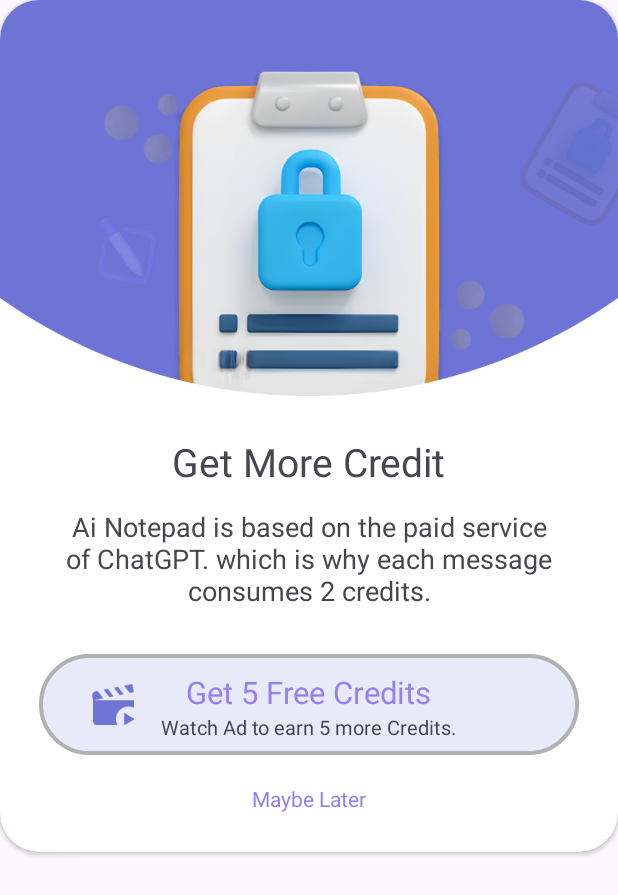
After one commit to Abdul-Muqaddam/AiNoteTaking-App-Xml, an Android app: the credit_dialog_activity screen opened directly, with no data from a screen before it, on a phone screen of 412 x 824 dp. The commit adds this screen. Shown: the top 895 px of the screen. Run offline under Robolectric (Android 15) with nearby library versions, the phone set to English and light mode, and no system bars; our stand-ins replace sdp/ssp sizes.

Commit message:
update scren and dialog

```diff
--- a/app/src/main/AndroidManifest.xml
+++ b/app/src/main/AndroidManifest.xml
@@ -14,6 +14,12 @@
         android:supportsRtl="true"
         android:theme="@style/Theme.FirstXMLProjectAINotePad"
         tools:targetApi="31">
+        <activity
+            android:name=".presentation.features.Credit_Dialog.credit_dialog_activity"
+            android:exported="false" />
+        <activity
+            android:name=".presentation.features.Chat_Page.Chat_Page_Activity"
+            android:exported="false" />
         <activity
             android:name=".presentation.features.Popup_template.PopupTemplateActivity"
             android:exported="false" />
--- /dev/null
+++ b/app/src/main/java/com/example/firstxmlprojectainotepad/presentation/features/Credit_Dialog/credit_dialog_activity.kt
@@ -0,0 +1,21 @@
+package com.example.firstxmlprojectainotepad.presentation.features.Credit_Dialog
+
+import android.os.Bundle
+import androidx.activity.enableEdgeToEdge
+import androidx.appcompat.app.AppCompatActivity
+import androidx.core.view.ViewCompat
+import androidx.core.view.WindowInsetsCompat
+import com.example.firstxmlprojectainotepad.R
+import com.example.firstxmlprojectainotepad.databinding.ActivityChatPageBinding
+import com.example.firstxmlprojectainotepad.databinding.ActivityCreditDialogBinding
+
+class credit_dialog_activity : AppCompatActivity() {
+    private lateinit var binding: ActivityCreditDialogBinding
+    override fun onCreate(savedInstanceState: Bundle?) {
+        super.onCreate(savedInstanceState)
+        binding =ActivityCreditDialogBinding.inflate(layoutInflater)
+        setContentView(binding.root)
+        enableEdgeToEdge()
+
+    }
+}
--- a/app/src/main/java/com/example/firstxmlprojectainotepad/presentation/features/Hello_screen/Hello_Activity.kt
+++ b/app/src/main/java/com/example/firstxmlprojectainotepad/presentation/features/Hello_screen/Hello_Activity.kt
@@ -9,6 +9,7 @@ import androidx.lifecycle.lifecycleScope
 import com.example.firstxmlprojectainotepad.databinding.ActivityHelloBinding
 import com.example.firstxmlprojectainotepad.networking.createHttpClient
 import com.example.firstxmlprojectainotepad.networking.sendMessageToChatGPT
+import com.example.firstxmlprojectainotepad.presentation.features.Chat_Page.Chat_Page_Activity
 import com.example.firstxmlprojectainotepad.presentation.features.bottom_exit_dialog.BottomExitDialog
 import com.example.firstxmlprojectainotepad.presentation.features.home_activity.HomeActivity
 import io.ktor.client.HttpClient
@@ -29,7 +30,7 @@ class Hello_Activity : AppCompatActivity() {
             finish()
         }
         binding.skipbtn.setOnClickListener{
-            val intent = Intent(this,BottomExitDialog::class.java)
+            val intent = Intent(this,HomeActivity::class.java)
             startActivity(intent)
             finish()
         }
--- a/app/src/main/java/com/example/firstxmlprojectainotepad/presentation/features/home_activity/bottom_page_fragments/templates_fragments/TemplatesFragments.kt
+++ b/app/src/main/java/com/example/firstxmlprojectainotepad/presentation/features/home_activity/bottom_page_fragments/templates_fragments/TemplatesFragments.kt
@@ -11,7 +11,6 @@ import android.view.ViewGroup
 import androidx.core.content.ContextCompat
 import androidx.core.graphics.blue
 import androidx.fragment.app.Fragment
-import androidx.fragment.app.viewModels
 import androidx.lifecycle.Lifecycle
 import androidx.lifecycle.ViewModel
 import androidx.lifecycle.ViewModelProvider
--- /dev/null
+++ b/app/src/main/res/layout/activity_credit_dialog.xml
@@ -0,0 +1,116 @@
+<?xml version="1.0" encoding="utf-8"?>
+<FrameLayout xmlns:android="http://schemas.android.com/apk/res/android"
+    xmlns:app="http://schemas.android.com/apk/res-auto"
+    xmlns:tools="http://schemas.android.com/tools"
+    android:id="@+id/main"
+    android:layout_width="match_parent"
+    android:layout_height="match_parent"
+    android:orientation="vertical"
+    tools:context=".presentation.features.Credit_Dialog.credit_dialog_activity">
+    <androidx.cardview.widget.CardView
+        android:layout_width="match_parent"
+        android:layout_height="wrap_content"
+        android:elevation="@dimen/_4sdp"
+        app:cardCornerRadius="@dimen/_20sdp">
+
+
+    <LinearLayout
+    android:layout_width="match_parent"
+    android:layout_height="wrap_content"
+    android:orientation="vertical">
+
+    <ImageView
+        android:layout_width="match_parent"
+        android:layout_height="wrap_content"
+        android:adjustViewBounds="true"
+        android:contentDescription="@null"
+        android:src="@drawable/ic_credit_dialog" />
+
+    <LinearLayout
+        android:layout_width="match_parent"
+        android:layout_height="wrap_content"
+        android:orientation="vertical"
+        android:paddingHorizontal="@dimen/_20sdp">
+
+        <TextView
+            android:layout_width="wrap_content"
+            android:layout_height="wrap_content"
+            android:layout_gravity="center_horizontal"
+            android:layout_marginTop="@dimen/_20sdp"
+            android:text="@string/get_more_credit"
+            android:textSize="@dimen/_20ssp" />
+
+        <TextView
+            android:layout_width="wrap_content"
+            android:layout_height="wrap_content"
+            android:layout_marginTop="@dimen/_10sdp"
+            android:text="@string/ai_notepad_is_based_on_the_paid_service_of_chatgpt_which_is_why_each_message_consumes_2_credits"
+            android:textAlignment="center"
+            android:textSize="@dimen/_14ssp" />
+
+        <FrameLayout
+            android:layout_width="match_parent"
+            android:layout_height="wrap_content"
+            android:layout_marginTop="@dimen/_20sdp">
+
+            <com.google.android.material.button.MaterialButton
+                android:layout_width="match_parent"
+                android:layout_height="match_parent"
+                android:backgroundTint="@color/lighgreyF9"
+                app:cornerRadius="@dimen/_50sdp"
+                app:strokeColor="@color/grayB1"
+                app:strokeWidth="@dimen/_2sdp" />
+
+            <androidx.constraintlayout.widget.ConstraintLayout
+                android:layout_width="match_parent"
+                android:layout_height="match_parent">
+
+                <ImageView
+                    android:layout_width="@dimen/_22sdp"
+                    android:layout_height="@dimen/_22sdp"
+                    android:contentDescription="@null"
+                    android:src="@drawable/ic_movie"
+                    app:layout_constraintBottom_toBottomOf="parent"
+                    app:layout_constraintEnd_toStartOf="@+id/get_credit_text"
+                    app:layout_constraintStart_toStartOf="parent"
+                    app:layout_constraintTop_toTopOf="parent" />
+
+                <TextView
+                    android:id="@+id/get_credit_text"
+                    android:layout_width="wrap_content"
+                    android:layout_height="wrap_content"
+                    android:text="@string/get_5_free_credits"
+                    android:textSize="@dimen/_16ssp"
+                    android:textColor="@color/purpleF0"
+                    android:layout_marginTop="@dimen/_12ssp"
+                    app:layout_constraintEnd_toEndOf="parent"
+                    app:layout_constraintStart_toStartOf="parent"
+                    app:layout_constraintTop_toTopOf="parent" />
+
+                <TextView
+                    android:layout_width="wrap_content"
+                    android:layout_height="wrap_content"
+                    android:paddingBottom="@dimen/_10ssp"
+                    android:text="@string/watch_ad_to_earn_5_more_credits"
+                    android:textSize="@dimen/_10ssp"
+                    app:layout_constraintEnd_toEndOf="parent"
+                    app:layout_constraintStart_toStartOf="parent"
+                    app:layout_constraintTop_toBottomOf="@+id/get_credit_text"/>
+
+            </androidx.constraintlayout.widget.ConstraintLayout>
+
+        </FrameLayout>
+        <TextView
+            android:layout_marginBottom="@dimen/_20ssp"
+            android:id="@+id/maybeLaterText"
+            android:layout_marginTop="@dimen/_12ssp"
+            android:layout_width="wrap_content"
+            android:layout_height="wrap_content"
+            android:text="@string/maybe_later"
+            android:layout_gravity="center_horizontal"
+            android:textColor="@color/purpleF0"/>
+
+    </LinearLayout>
+</LinearLayout>
+    </androidx.cardview.widget.CardView>
+</FrameLayout>
--- a/app/src/main/res/values/colors.xml
+++ b/app/src/main/res/values/colors.xml
@@ -1,5 +1,6 @@
 <?xml version="1.0" encoding="utf-8"?>
 <resources>
+    <color name="lighgreyF9">#ffE9EAF9</color>
     <color name="shine_black33">#ff333333</color>
     <color name="gray70">#ff707070</color>
     <color name="black">#FF000000</color>
--- a/app/src/main/res/values/strings.xml
+++ b/app/src/main/res/values/strings.xml
@@ -87,6 +87,11 @@
     <string name="term_of_use">Term of Use</string>
     <string name="note_background">Note Background</string>
     <string name="create_note_with_this">Create Note with this</string>
+    <string name="ask_me_anything">Ask me anything...</string>
+    <string name="get_more_credit">Get More Credit</string>
+    <string name="ai_notepad_is_based_on_the_paid_service_of_chatgpt_which_is_why_each_message_consumes_2_credits">Ai Notepad is based on the paid service of ChatGPT. which is why each message consumes 2 credits.</string>
+    <string name="get_5_free_credits">Get 5 Free Credits</string>
+    <string name="watch_ad_to_earn_5_more_credits">Watch Ad to earn 5 more Credits.</string>
 
 
 </resources>
```
Also changed, not shown: app/src/main/java/com/example/firstxmlprojectainotepad/presentation/features/Chat_Page/Chat_Page_Activity.kt (added, +58 -0 lines), app/src/main/java/com/example/firstxmlprojectainotepad/presentation/features/home_activity/HomeActivity.kt (+63 -2 lines), app/src/main/res/drawable/rounded_top_dialog.xml (added, +8 -0 lines), app/src/main/res/layout/activity_bottom_exit_dialog.xml (+15 -10 lines), app/src/main/res/layout/activity_chat_page.xml (added, +118 -0 lines), app/src/main/res/values/myBottomSheetDialog.xml (added, +13 -0 lines), app/src/main/res/drawable/ic_credit.png (added), app/src/main/res/drawable/ic_credit_dialog.png (added), app/src/main/res/drawable/ic_movie.png (added), app/src/main/res/drawable/ic_send_button.png (added), app/src/main/res/drawable/ic_voice_button.png (added).
